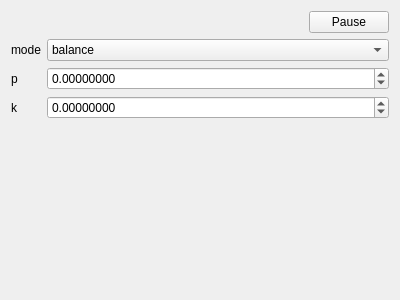
The window that control.ui (trnila/balancer_debugger) describes before a commit, drawn with Qt 5.
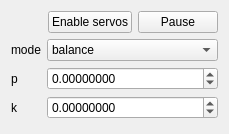
The same window after the commit.

Commit message: enable servos button

```diff
--- a/control.ui
+++ b/control.ui
@@ -6,8 +6,8 @@
    <rect>
     <x>0</x>
     <y>0</y>
-    <width>400</width>
-    <height>300</height>
+    <width>229</width>
+    <height>134</height>
    </rect>
   </property>
   <property name="windowTitle">
@@ -36,6 +36,16 @@
        </property>
       </widget>
      </item>
+     <item>
+      <widget class="QPushButton" name="enableServos">
+       <property name="text">
+        <string>Enable servos</string>
+       </property>
+       <property name="checkable">
+        <bool>true</bool>
+       </property>
+      </widget>
+     </item>
      <item>
       <widget class="QPushButton" name="pauseBtn">
        <property name="text">
```
The commit also changes 1 other file.
